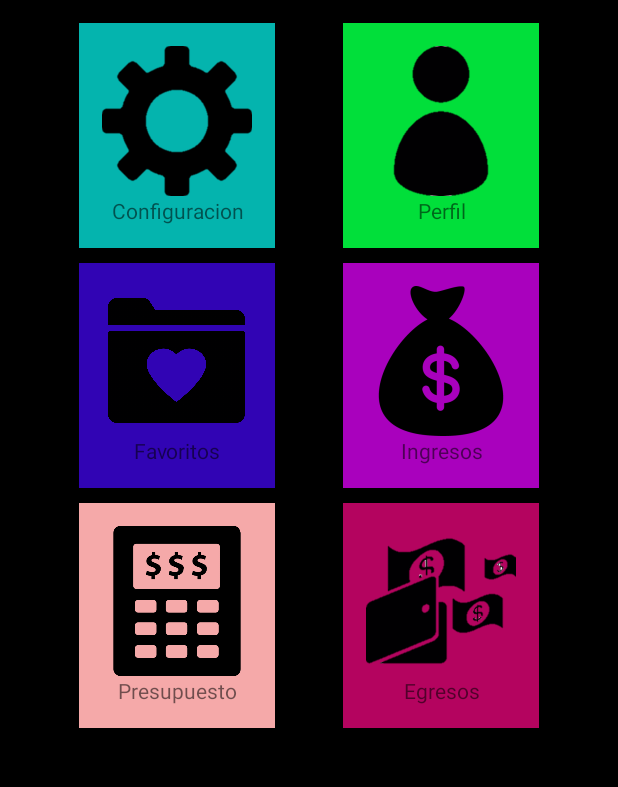
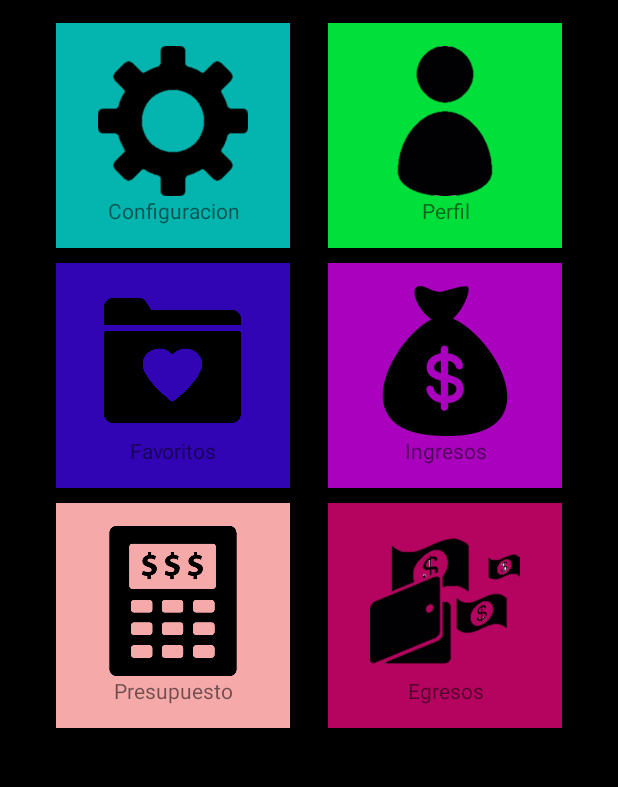
Before and after one commit to MarleneBarahona/AppLife, an Android app: the screen it shows after launch (MainActivity), on a phone screen of 412 x 824 dp, the part 84-871 px from its top. Run offline under Robolectric (Android 15) with nearby library versions, the phone set to English and light mode, and no system bars.

Commit message:
Ya está

```diff
--- a/app/src/main/res/layout-land/activity_main.xml
+++ b/app/src/main/res/layout-land/activity_main.xml
@@ -2,130 +2,203 @@
 <GridLayout xmlns:android="http://schemas.android.com/apk/res/android"
     xmlns:app="http://schemas.android.com/apk/res-auto"
     xmlns:tools="http://schemas.android.com/tools"
-    android:layout_width="match_parent"
-    android:layout_height="match_parent"
+    android:layout_width="fill_parent"
+    android:layout_height="fill_parent"
     android:background="#000000"
+    android:columnCount="7"
+    android:rowCount="5"
     tools:context="com.example.yanirayanes.taller2.MainActivity">
 
-    <TableRow
-        android:layout_marginTop="15dp"
-        android:layout_marginLeft="20dp"
-        android:layout_marginRight="20dp"
-        android:gravity="center">
+    <ImageView
+        android:layout_width="wrap_content"
+        android:layout_height="20dp"
+        android:layout_column="0"
+        android:layout_row="0"
+        />
+    <ImageView
+        android:layout_width="20dp"
+        android:layout_height="wrap_content"
+        android:layout_column="0"
+        android:layout_row="1"
+        />
     <LinearLayout
         android:background="#04B4AE"
-            android:padding="15dp"
+        android:padding="10dp"
         android:layout_width="wrap_content"
         android:layout_height="wrap_content"
+        android:layout_column="1"
+        android:layout_row="1"
         android:orientation="vertical"
         >
         <ImageView
             android:id="@+id/imgconfiguracion"
-                android:layout_width="100dp"
-                android:layout_height="100dp"
+            android:layout_width="150dp"
+            android:layout_height="90dp"
             android:src="@drawable/conf"/>
         <TextView
+            android:id="@+id/configuracion2"
             android:layout_width="match_parent"
             android:layout_height="wrap_content"
-                android:text="Configuracion"
+            android:text="@string/configuracion"
             android:gravity="center"/>
     </LinearLayout>
-
+    <ImageView
+        android:layout_width="20dp"
+        android:layout_height="wrap_content"
+        android:layout_column="2"
+        android:layout_row="1"
+        />
     <LinearLayout
+        android:background="#01DF3A"
+        android:padding="10dp"
         android:layout_width="wrap_content"
         android:layout_height="wrap_content"
-            android:background="#01DF3A"
+        android:layout_column="3"
+        android:layout_row="1"
         android:orientation="vertical"
-            android:padding="15dp"
         >
-
         <ImageView
             android:id="@+id/imgperfil"
-                android:layout_width="100dp"
-                android:layout_height="100dp"
-                android:src="@drawable/perf" />
+            android:layout_width="150dp"
+            android:layout_height="90dp"
+            android:src="@drawable/perf"/>
         <TextView
+            android:id="@+id/perfil2"
             android:layout_width="match_parent"
             android:layout_height="wrap_content"
-                android:gravity="center"
-                android:text="Perfil" />
+            android:text="@string/perfil"
+            android:gravity="center"/>
     </LinearLayout>
+    <ImageView
+        android:layout_width="20dp"
+        android:layout_height="wrap_content"
+        android:layout_column="4"
+        android:layout_row="1"
+        />
     <LinearLayout
         android:background="#F5A9A9"
-            android:padding="15dp"
+        android:padding="10dp"
         android:layout_width="wrap_content"
         android:layout_height="wrap_content"
+        android:layout_column="5"
+        android:layout_row="1"
         android:orientation="vertical"
         >
         <ImageView
             android:id="@+id/imgprsupuesto"
-                android:layout_width="100dp"
-                android:layout_height="100dp"
+            android:layout_width="150dp"
+            android:layout_height="90dp"
             android:src="@drawable/pres"/>
         <TextView
+            android:id="@+id/presupuesto2"
             android:layout_width="match_parent"
             android:layout_height="wrap_content"
-                android:text="Presupuesto"
+            android:text="@string/presupuesto"
             android:gravity="center"/>
     </LinearLayout>
-    </TableRow>
-    <TableRow
-        android:layout_marginTop="10dp"
-        android:layout_marginLeft="20dp"
-        android:layout_marginRight="20dp"
-        android:gravity="center">
+    <ImageView
+        android:layout_width="20dp"
+        android:layout_height="wrap_content"
+        android:layout_column="6"
+        android:layout_row="1"
+        />
+    <ImageView
+        android:layout_width="wrap_content"
+        android:layout_height="20dp"
+        android:layout_column="0"
+        android:layout_row="2"
+        />
+    <ImageView
+        android:layout_width="20dp"
+        android:layout_height="wrap_content"
+        android:layout_column="0"
+        android:layout_row="3"
+        />
     <LinearLayout
         android:background="#3104B4"
-            android:padding="15dp"
+        android:padding="10dp"
         android:layout_width="wrap_content"
         android:layout_height="wrap_content"
+        android:layout_column="1"
+        android:layout_row="3"
         android:orientation="vertical"
         >
         <ImageView
             android:id="@+id/imgfav"
-                android:layout_width="100dp"
-                android:layout_height="100dp"
+            android:layout_width="150dp"
+            android:layout_height="90dp"
             android:src="@drawable/fav"/>
         <TextView
+            android:id="@+id/favoritos2"
             android:layout_width="match_parent"
             android:layout_height="wrap_content"
-                android:text="Favoritos"
+            android:text="@string/favoritos"
             android:gravity="center"/>
     </LinearLayout>
+    <ImageView
+        android:layout_width="20dp"
+        android:layout_height="wrap_content"
+        android:layout_column="2"
+        android:layout_row="3"
+        />
     <LinearLayout
-            android:background="#A901BD"
-            android:padding="15dp"
+        android:background="#A901DB"
+        android:padding="10dp"
         android:layout_width="wrap_content"
         android:layout_height="wrap_content"
-            android:orientation="vertical">
+        android:layout_column="3"
+        android:layout_row="3"
+        android:orientation="vertical"
+        >
         <ImageView
             android:id="@+id/imgingresos"
-                android:layout_width="100dp"
-                android:layout_height="100dp"
+            android:layout_width="150dp"
+            android:layout_height="90dp"
             android:src="@drawable/ing"/>
         <TextView
+            android:id="@+id/ingresos2"
             android:layout_width="match_parent"
             android:layout_height="wrap_content"
-                android:text="Ingresos"
+            android:text="@string/ingresos"
             android:gravity="center"/>
     </LinearLayout>
+    <ImageView
+        android:layout_width="20dp"
+        android:layout_height="wrap_content"
+        android:layout_column="4"
+        android:layout_row="3"
+        />
     <LinearLayout
         android:background="#B4045F"
-            android:padding="15dp"
+        android:padding="10dp"
         android:layout_width="wrap_content"
         android:layout_height="wrap_content"
-            android:orientation="vertical">
+        android:layout_column="5"
+        android:layout_row="3"
+        android:orientation="vertical"
+        >
         <ImageView
             android:id="@+id/imgegresos"
-                    android:layout_width="100dp"
-                    android:layout_height="100dp"
+            android:layout_width="150dp"
+            android:layout_height="90dp"
             android:src="@drawable/egr"/>
         <TextView
+            android:id="@+id/egresos2"
             android:layout_width="match_parent"
             android:layout_height="wrap_content"
-                    android:text="Egresos"
+            android:text="@string/egresos"
             android:gravity="center"/>
     </LinearLayout>
-    </TableRow>
-
+    <ImageView
+        android:layout_width="20dp"
+        android:layout_height="wrap_content"
+        android:layout_column="6"
+        android:layout_row="3"
+        />
+    <ImageView
+        android:layout_width="wrap_content"
+        android:layout_height="20dp"
+        android:layout_column="0"
+        android:layout_row="4"
+        />
 </GridLayout>
--- a/app/src/main/res/layout/activity_main.xml
+++ b/app/src/main/res/layout/activity_main.xml
@@ -21,18 +21,19 @@
             >
             <ImageView
                 android:id="@+id/imgconfiguracion"
-                android:layout_width="100dp"
+                android:layout_width="125dp"
                 android:layout_height="100dp"
                 android:src="@drawable/conf"/>
             <TextView
+                android:id="@+id/configuracion"
                 android:layout_width="match_parent"
                 android:layout_height="wrap_content"
-                android:text="Configuracion"
+                android:text="@string/configuracion"
                 android:gravity="center"/>
         </LinearLayout>
         <ImageView
             android:layout_height="match_parent"
-            android:layout_width="45dp"
+            android:layout_width="25dp"
             />
         <LinearLayout
             android:background="#01DF3A"
@@ -42,60 +43,69 @@
             android:orientation="vertical">
             <ImageView
                 android:id="@+id/imgperfil"
-                android:layout_width="100dp"
+                android:layout_width="125dp"
                 android:layout_height="100dp"
                 android:src="@drawable/perf"/>
             <TextView
+                android:id="@+id/perfil"
                 android:layout_width="match_parent"
                 android:layout_height="wrap_content"
-                android:text="Perfil"
+                android:text="@string/perfil"
                 android:gravity="center"/>
         </LinearLayout>
 
     </TableRow>
+
     <TableRow
-        android:layout_marginTop="10dp"
         android:layout_marginLeft="20dp"
         android:layout_marginRight="20dp"
+        android:layout_marginTop="10dp"
         android:gravity="center">
+
         <LinearLayout
-            android:background="#3104B4"
-            android:padding="15dp"
             android:layout_width="wrap_content"
             android:layout_height="wrap_content"
+            android:background="#3104B4"
             android:orientation="vertical"
-            >
+            android:padding="15dp">
+
             <ImageView
                 android:id="@+id/imgfav"
-                android:layout_width="100dp"
+                android:layout_width="125dp"
                 android:layout_height="100dp"
-                android:src="@drawable/fav"/>
+                android:src="@drawable/fav" />
+
             <TextView
+                android:id="@+id/favoritos"
                 android:layout_width="match_parent"
                 android:layout_height="wrap_content"
-                android:text="Favoritos"
-                android:gravity="center"/>
+                android:gravity="center"
+                android:text="@string/favoritos" />
         </LinearLayout>
+
         <ImageView
-            android:layout_height="match_parent"
-            android:layout_width="45dp"
-            />
+            android:layout_width="25dp"
+            android:layout_height="match_parent" />
+
         <LinearLayout
-            android:background="#A901BD"
-            android:padding="15dp"
             android:layout_width="wrap_content"
             android:layout_height="wrap_content"
-            android:orientation="vertical">
+            android:background="#A901BD"
+            android:orientation="vertical"
+            android:padding="15dp">
+
             <ImageView
                 android:id="@+id/imgingresos"
-                android:layout_width="100dp"
+                android:layout_width="125dp"
                 android:layout_height="100dp"
-                android:src="@drawable/ing"/>
+                android:src="@drawable/ing" />
+
             <TextView
+                android:id="@+id/ingresos"
                 android:layout_width="match_parent"
                 android:layout_height="wrap_content"
-                android:text="Ingresos"
-                android:gravity="center"/>
+                android:gravity="center"
+                android:text="@string/ingresos" />
         </LinearLayout>
 
     </TableRow>
@@ -114,18 +124,19 @@
             >
             <ImageView
                 android:id="@+id/imgprsupuesto"
-                android:layout_width="100dp"
+                android:layout_width="125dp"
                 android:layout_height="100dp"
                 android:src="@drawable/pres"/>
             <TextView
+                android:id="@+id/presupuesto"
                 android:layout_width="match_parent"
                 android:layout_height="wrap_content"
-                android:text="Presupuesto"
+                android:text="@string/presupuesto"
                 android:gravity="center"/>
         </LinearLayout>
         <ImageView
             android:layout_height="match_parent"
-            android:layout_width="45dp"
+            android:layout_width="25dp"
             />
         <LinearLayout
             android:background="#B4045F"
@@ -135,13 +146,14 @@
             android:orientation="vertical">
             <ImageView
                 android:id="@+id/imgegresos"
-                android:layout_width="100dp"
+                android:layout_width="125dp"
                 android:layout_height="100dp"
                 android:src="@drawable/egr"/>
             <TextView
+                android:id="@+id/egresos"
                 android:layout_width="match_parent"
                 android:layout_height="wrap_content"
-                android:text="Egresos"
+                android:text="@string/egresos"
                 android:gravity="center"/>
         </LinearLayout>
 
--- a/app/src/main/res/values/strings.xml
+++ b/app/src/main/res/values/strings.xml
@@ -1,3 +1,16 @@
 <resources>
     <string name="app_name">Taller2</string>
+    <string name="configuracion">Configuracion</string>
+    <string name="perfil">Perfil</string>
+    <string name="favoritos">Favoritos</string>
+    <string name="ingresos">Ingresos</string>
+    <string name="presupuesto">Presupuesto</string>
+    <string name="egresos">Egresos</string>
+    <string name="configuracion2">Configuracion</string>
+    <string name="perfil2">Perfil</string>
+    <string name="presupuesto2">Presupuesto</string>
+    <string name="favoritos2">Favoritos</string>
+    <string name="ingresos2">Ingresos</string>
+    <string name="egresos2">Egresos</string>
+
 </resources>
```
Also changed, not shown: 1 other file. Lines whose indentation alone changed are shown as unchanged.
